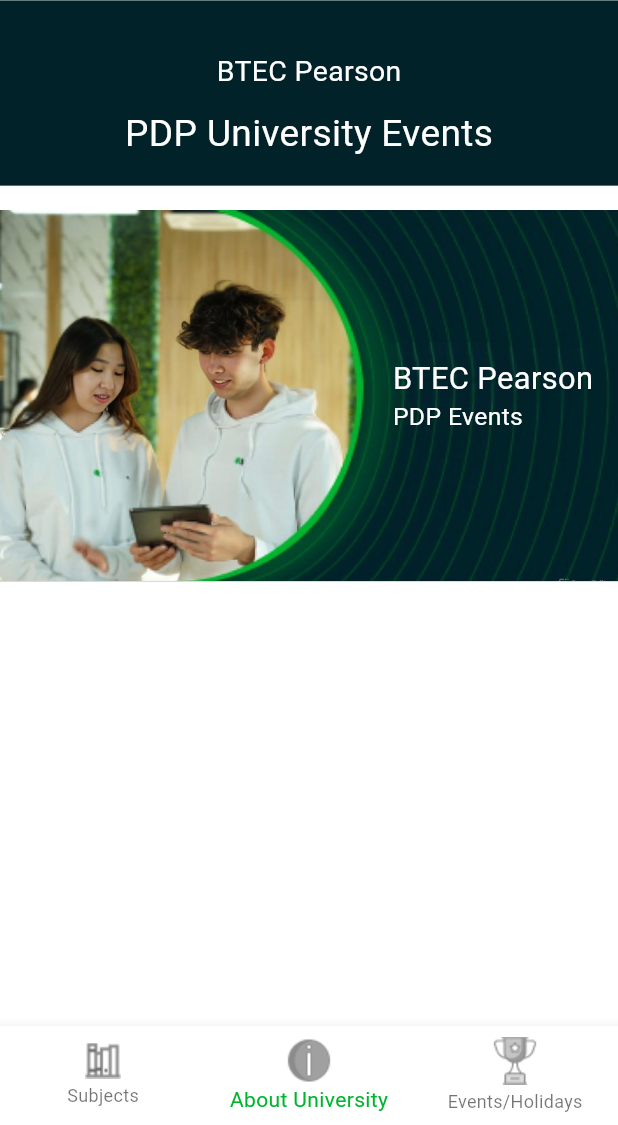
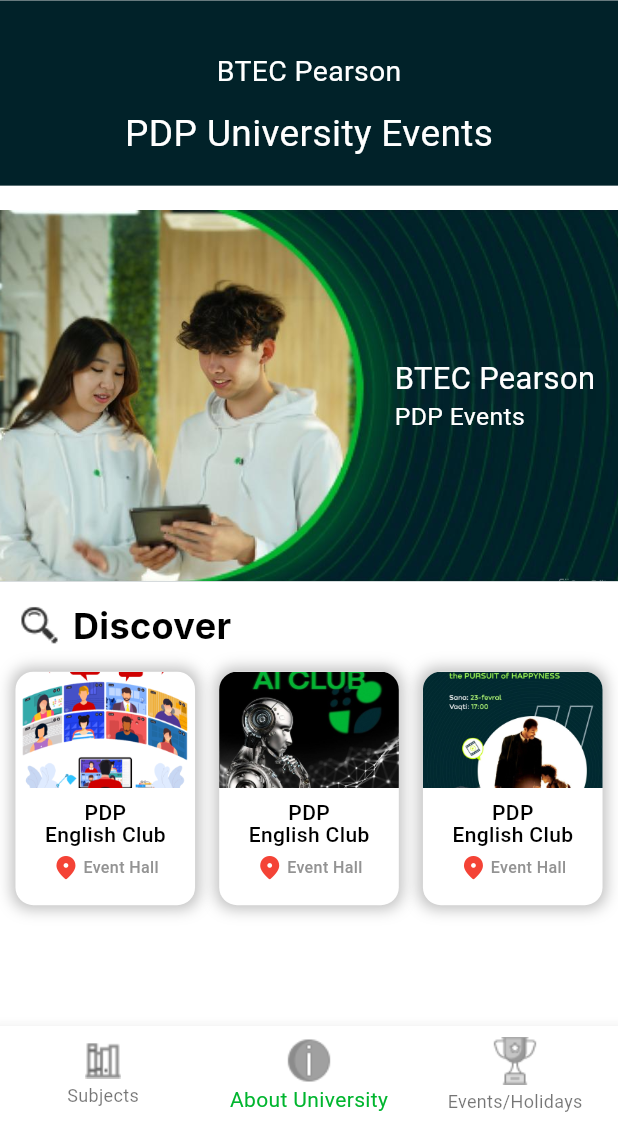
Before and after one commit to IftixorRustamov/my_pdp, a Flutter app: the screen it shows after launch, item 2 of the bottom bar chosen, on a phone screen of 412 x 824 dp, the part 111-1236 px from its top. Run offline on Flutter 3.47's test engine with Material 3 defaults, Android fonts, the phone set to English and light mode, and no system bars.

Commit message:
Finished Discover Screen.

```diff
--- a/lib/common/app_strings.dart
+++ b/lib/common/app_strings.dart
@@ -5,4 +5,5 @@
   static const String aboutUniversity = "About University";
   static const String eventsAndHolidays = "Events/Holidays";
   static const String info = "info";
+  static const String discover = "Discover";
 }
--- a/lib/screens/discover.dart
+++ b/lib/screens/discover.dart
@@ -2,6 +2,8 @@
 import 'package:flutter/material.dart';
 import 'package:my_pdp/common/app_colors.dart';
 import 'package:my_pdp/common/app_responsive.dart';
+import 'package:my_pdp/common/app_strings.dart';
+import 'package:my_pdp/common/icon_paths.dart';
 import 'package:my_pdp/common/img_paths.dart';
 
 class DiscoverScreen extends StatelessWidget {
@@ -109,7 +111,7 @@
                       image: AssetImage(ImgPaths.guyAndGirl2),
                       fit: BoxFit.cover)),
               child: Container(
-                margin: EdgeInsets.only(right: Responsive.height(0.02)),
+                margin: EdgeInsets.only(right: Responsive.width(0.037)),
                 alignment: Alignment.centerRight,
                 child: Row(
                   mainAxisAlignment: MainAxisAlignment.end,
@@ -137,55 +139,130 @@
                   ],
                 ),
               ),
-              // child: Stack(
-              //   children: [
-              //     Image(
-              //       image: AssetImage(ImgPaths.guyAndGirl),
-              //       height: Responsive.height(0.3),
-              //     ),
-              //     Container(
-              //       alignment: Alignment.topRight,
-              //       child: Transform.translate(
-              //         offset: Offset(-Responsive.width(0.0008), 0),
-              //         child: Image(
-              //           image: AssetImage(ImgPaths.strips),
-              //           height: Responsive.height(0.5),
-              //           fit: BoxFit.contain,
-              //         ),
-              //       ),
-              //     ),
-              //     Container(
-              //       margin: EdgeInsets.only(right: Responsive.width(0.037)),
-              //       alignment: Alignment.centerRight,
-              //       child: Row(
-              //         mainAxisAlignment: MainAxisAlignment.end,
-              //         children: [
-              //           Column(
-              //             mainAxisAlignment: MainAxisAlignment.center,
-              //             crossAxisAlignment: CrossAxisAlignment.start,
-              //             children: [
-              //               Text(
-              //                 "BTEC Pearson",
-              //                 style: TextStyle(
-              //                     color: AppColors.white,
-              //                     fontSize: Responsive.height(0.025),
-              //                     fontWeight: FontWeight.w400),
-              //               ),
-              //               Text(
-              //                 "PDP Events",
-              //                 style: TextStyle(
-              //                     color: AppColors.white,
-              //                     fontSize: Responsive.height(0.02),
-              //                     fontWeight: FontWeight.w400),
-              //               )
-              //             ],
-              //           ),
-              //         ],
-              //       ),
-              //     )
-              //   ],
-              // ),
-            )
+            ),
+            SizedBox(
+              height: Responsive.height(0.015),
+            ),
+            Expanded(
+              child: Padding(
+                padding:
+                    EdgeInsets.symmetric(horizontal: Responsive.width(0.025)),
+                child: Column(
+                  children: [
+                    Row(
+                      spacing: Responsive.width(0.015),
+                      children: [
+                        Image.asset(IconPaths.search),
+                        Text(
+                          AppStrings.discover,
+                          style: TextStyle(
+                              color: AppColors.black,
+                              fontSize: 24,
+                              fontWeight: FontWeight.w700,
+                              fontFamily: "Inter"),
+                        ),
+                      ],
+                    ),
+                    SizedBox(
+                      height: Responsive.height(0.017),
+                    ),
+                    Expanded(
+                      child: GridView.builder(
+                        itemCount: 3,
+                        gridDelegate: SliverGridDelegateWithFixedCrossAxisCount(
+                          childAspectRatio: 1 / 1.3,
+                          crossAxisCount: 3,
+                          crossAxisSpacing: Responsive.width(0.039),
+                        ),
+                        itemBuilder: (context, index) => Container(
+                          decoration: BoxDecoration(
+                            borderRadius:
+                                BorderRadius.circular(Responsive.width(0.029)),
+                            color: AppColors.white,
+                            boxShadow: [
+                              BoxShadow(
+                                  color: Colors.black26,
+                                  blurRadius: Responsive.width(0.019),
+                                  spreadRadius: Responsive.width(0.005)),
+                            ],
+                          ),
+                          child: Column(
+                            children: [
+                              Expanded(
+                                child: ClipRRect(
+                                  borderRadius: BorderRadius.only(
+                                    topLeft: Radius.circular(
+                                        Responsive.width(0.029)),
+                                    topRight: Radius.circular(
+                                        Responsive.width(0.029)),
+                                  ),
+                                  child: Container(
+                                    decoration: BoxDecoration(
+                                      image: DecorationImage(
+                                          image: AssetImage(
+                                              "assets/images/discover${index + 1}.png"),
+                                          fit: BoxFit.cover),
+                                    ),
+                                  ),
+                                ),
+                              ),
+                              Expanded(
+                                  child: Column(
+                                mainAxisAlignment: MainAxisAlignment.start,
+                                children: [
+                                  SizedBox(
+                                    height: Responsive.height(0.007),
+                                  ),
+                                  Text(
+                                    "PDP",
+                                    style: TextStyle(
+                                      color: AppColors.black,
+                                      fontWeight: FontWeight.w500,
+                                      fontSize: Responsive.height(0.017),
+                                    ),
+                                  ),
+                                  Text(
+                                    "English Club",
+                                    style: TextStyle(
+                                      height: Responsive.height(0.0009),
+                                      color: AppColors.black,
+                                      fontWeight: FontWeight.w500,
+                                      fontSize: Responsive.height(0.017),
+                                    ),
+                                  ),
+                                  SizedBox(
+                                    height: Responsive.height(0.009),
+                                  ),
+                                  Row(
+                                    spacing: Responsive.width(0.005),
+                                    mainAxisAlignment: MainAxisAlignment.center,
+                                    children: [
+                                      Icon(
+                                        Icons.location_on_rounded,
+                                        color: Colors.red,
+                                        size: Responsive.height(0.023),
+                                      ),
+                                      Text(
+                                        "Event Hall",
+                                        style: TextStyle(
+                                          color: AppColors.grey,
+                                          fontWeight: FontWeight.w500,
+                                          fontSize: Responsive.height(0.013),
+                                        ),
+                                      ),
+                                    ],
+                                  )
+                                ],
+                              ))
+                            ],
+                          ),
+                        ),
+                      ),
+                    )
+                  ],
+                ),
+              ),
+            ),
           ],
         ),
       ),
```
Also changed, not shown: assets/images/discover1.png, assets/images/discover2.png, assets/images/discover3.png.
